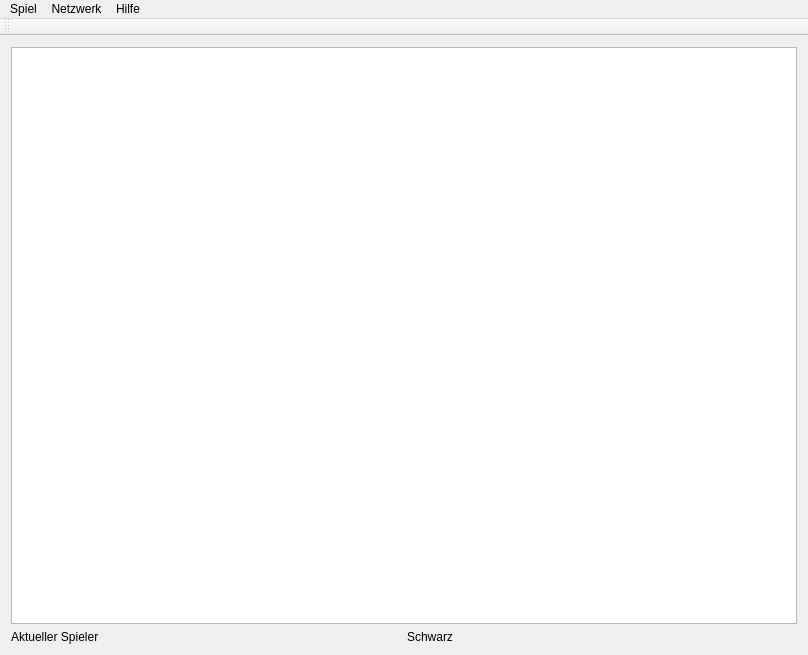
Above: src/revrsi.ui from JPaehr/Revrsi before the change. Below: the same form after it.
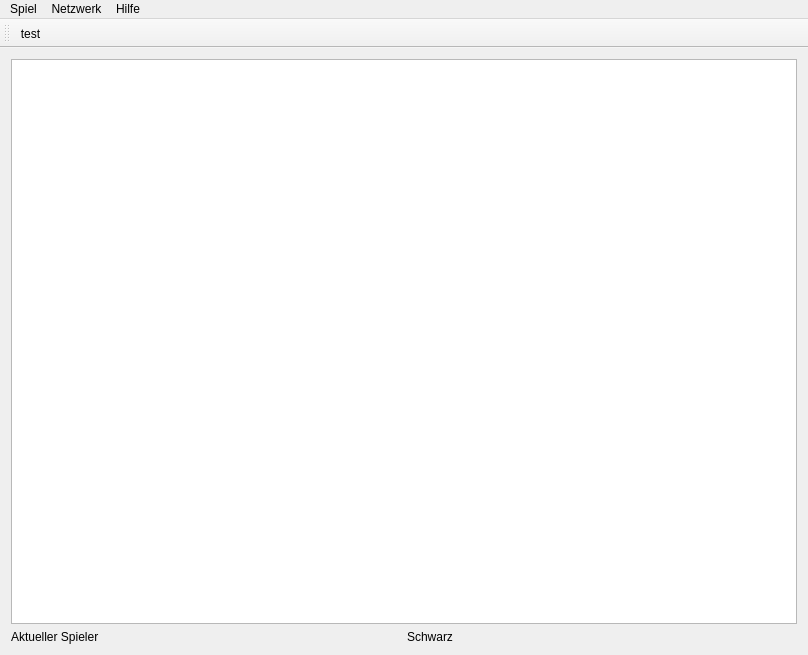
That is the form after the change.

```diff
--- a/src/revrsi.ui
+++ b/src/revrsi.ui
@@ -49,6 +49,7 @@
    <attribute name="toolBarBreak">
     <bool>false</bool>
    </attribute>
+   <addaction name="actionTest"/>
   </widget>
   <widget class="QMenuBar" name="menuBar">
    <property name="geometry">
@@ -119,6 +120,11 @@
     <string>Hilfe</string>
    </property>
   </action>
+  <action name="actionTest">
+   <property name="text">
+    <string>test</string>
+   </property>
+  </action>
  </widget>
  <layoutdefault spacing="6" margin="11"/>
  <resources/>
```
